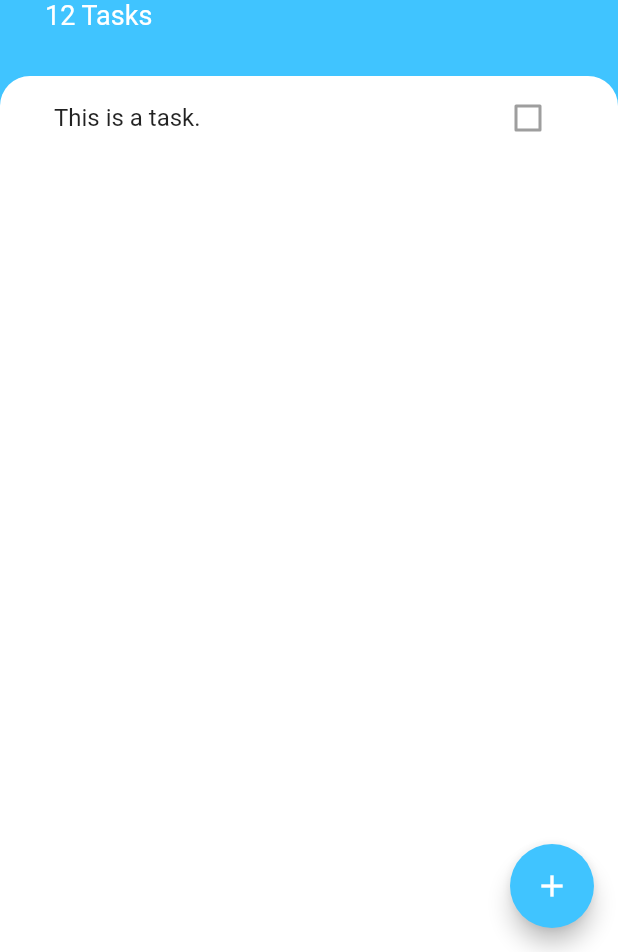
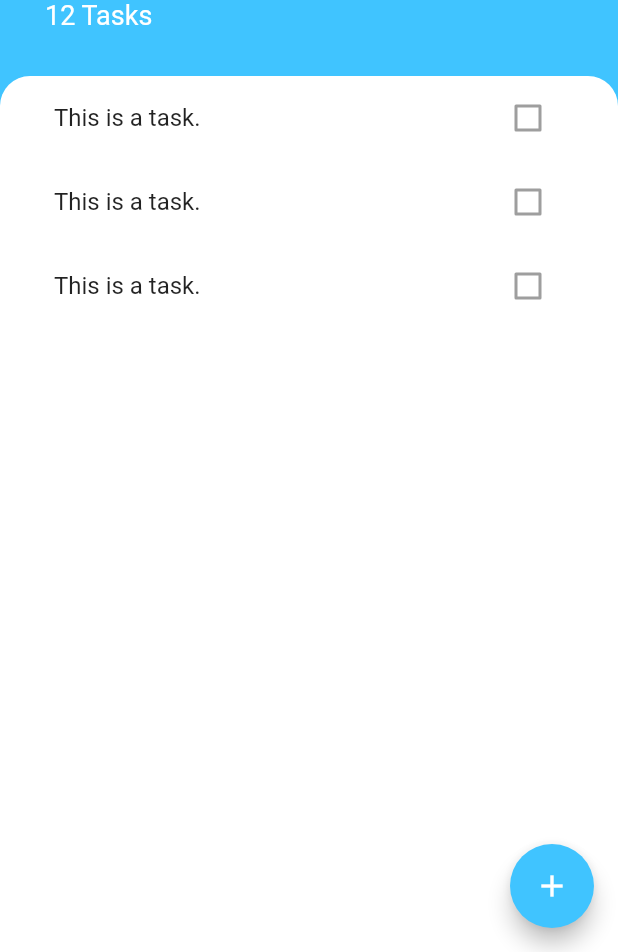
Before and after one commit to Ayushd70/todoey, a Flutter app: the screen it shows after launch, on a phone screen of 412 x 824 dp, the part 284-1236 px from its top. Run offline on Flutter 3.47's test engine with Material 2 defaults, Android fonts, the phone set to English and light mode, and no system bars.

Commit message:
todoey: extract and move some widgets to there respective directories
Signed-off-by: Ayush Dubey <ayushdubey70@gmail.com>

```diff
--- a/lib/screens/tasks.dart
+++ b/lib/screens/tasks.dart
@@ -1,4 +1,5 @@
 import 'package:flutter/material.dart';
+import 'package:todoey/widgets/tasks_list.dart';
 
 class TasksScreen extends StatelessWidget {
   @override
@@ -59,16 +60,7 @@ class TasksScreen extends StatelessWidget {
                   topRight: Radius.circular(20.0),
                 ),
               ),
-              child: ListView(
-                children: [
-                  ListTile(
-                    title: Text('This is a task.'),
-                    trailing: Checkbox(
-                      value: false,
-                    ),
-                  ),
-                ],
-              ),
+              child: TaskList(),
             ),
           ),
         ],
--- /dev/null
+++ b/lib/widgets/task_tile.dart
@@ -0,0 +1,14 @@
+import 'package:flutter/material.dart';
+
+class TaskTile extends StatelessWidget {
+
+  @override
+  Widget build(BuildContext context) {
+    return ListTile(
+      title: Text('This is a task.'),
+      trailing: Checkbox(
+        value: false,
+      ),
+    );
+  }
+}
--- /dev/null
+++ b/lib/widgets/tasks_list.dart
@@ -0,0 +1,16 @@
+import 'package:flutter/material.dart';
+import 'task_tile.dart';
+
+class TaskList extends StatelessWidget {
+
+  @override
+  Widget build(BuildContext context) {
+    return ListView(
+      children: [
+        TaskTile(),
+        TaskTile(),
+        TaskTile(),
+      ],
+    );
+  }
+}
```
